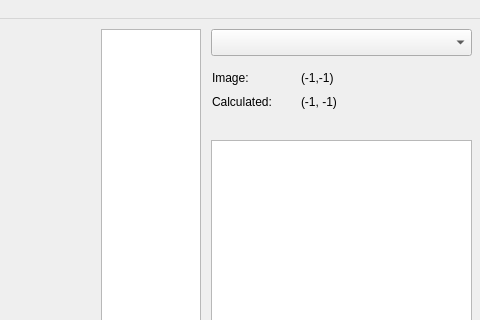
The window that src/robot/dvisualize/src/mainwindow.ui (qixuxiang/pcl_segmentation_test) describes before a commit, drawn with Qt 5; both pictures show x 559 to 1039 and y 0 to 320 of the 1039 by 548 pixel window.
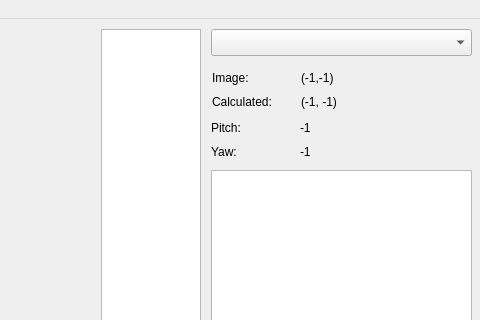
The same window after the commit. Custom widgets are drawn as their Qt base class.

Diff of the .ui file:
```diff
--- a/src/robot/dvisualize/src/mainwindow.ui
+++ b/src/robot/dvisualize/src/mainwindow.ui
@@ -31,9 +31,9 @@
     <property name="geometry">
      <rect>
       <x>770</x>
-      <y>121</y>
+      <y>151</y>
       <width>261</width>
-      <height>371</height>
+      <height>341</height>
      </rect>
     </property>
    </widget>
@@ -100,6 +100,46 @@
      </item>
     </layout>
    </widget>
+   <widget class="QWidget" name="layoutWidget">
+    <property name="geometry">
+     <rect>
+      <x>770</x>
+      <y>100</y>
+      <width>171</width>
+      <height>42</height>
+     </rect>
+    </property>
+    <layout class="QGridLayout" name="gridLayout_2">
+     <item row="0" column="0">
+      <widget class="QLabel" name="label_2">
+       <property name="text">
+        <string>Pitch:</string>
+       </property>
+      </widget>
+     </item>
+     <item row="0" column="1">
+      <widget class="QLabel" name="pitch">
+       <property name="text">
+        <string>-1</string>
+       </property>
+      </widget>
+     </item>
+     <item row="1" column="0">
+      <widget class="QLabel" name="label_4">
+       <property name="text">
+        <string>Yaw:</string>
+       </property>
+      </widget>
+     </item>
+     <item row="1" column="1">
+      <widget class="QLabel" name="yaw">
+       <property name="text">
+        <string>-1</string>
+       </property>
+      </widget>
+     </item>
+    </layout>
+   </widget>
   </widget>
   <widget class="QMenuBar" name="menubar">
    <property name="geometry">
```
Left out of the diff: 26 changed lines with no effect on the pictures.
